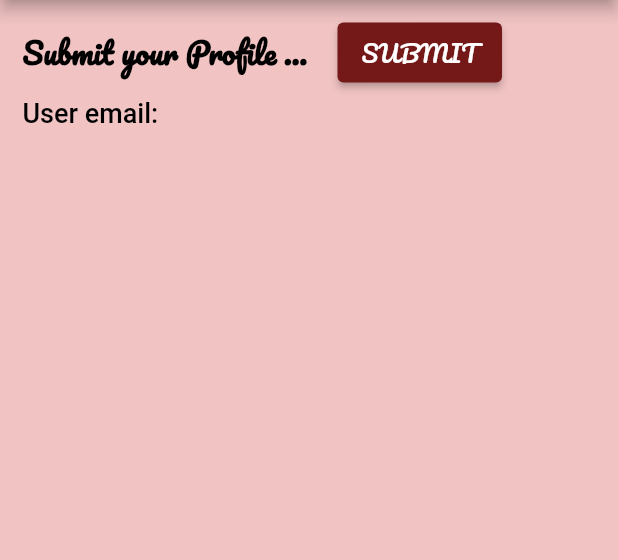
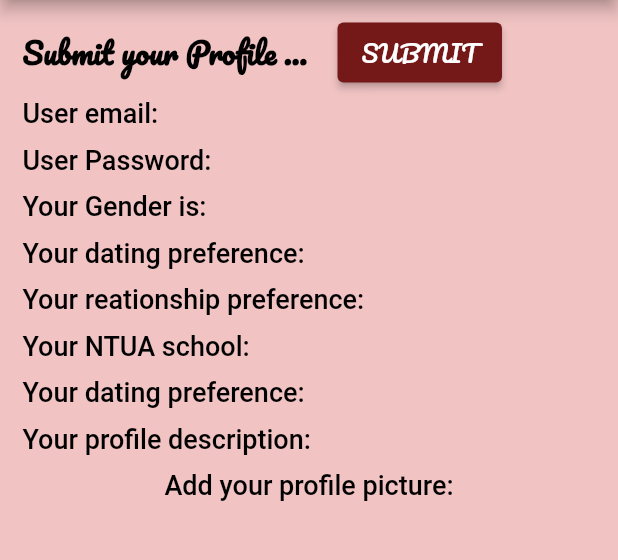
Before and after one commit to FaidraA/EMPer, a Flutter app: the screen it shows after launch, on a phone screen of 412 x 824 dp, the part 84-644 px from its top. Run offline on Flutter 3.47's test engine with Material 2 defaults, Android fonts, the phone set to English and light mode, and no system bars; our stand-ins replace google_fonts.

Commit message:
Update sign_up.dart

```diff
--- a/lib/screens/sign_up.dart
+++ b/lib/screens/sign_up.dart
@@ -74,113 +74,113 @@ class _SignUpState extends State<SignUp> {
                   //Text(),
                 ],
               ),
-              // const SizedBox(
-              //   height: 10,
-              // ),
-              // Row(
-              //   children: <Widget>[
-              //     Text('User Password:',
-              //         style: GoogleFonts.roboto(
-              //           fontWeight: FontWeight.w500,
-              //           fontSize: 18,
-              //           color: Colors.black,
-              //         )),
-              //     //Text(),
-              //   ],
-              // ),
-              // const SizedBox(
-              //   height: 10,
-              // ),
-              // Row(
-              //   children: <Widget>[
-              //     Text('Your Gender is:',
-              //         style: GoogleFonts.roboto(
-              //           fontWeight: FontWeight.w500,
-              //           fontSize: 18,
-              //           color: Colors.black,
-              //         )),
-              //     //Text(),
-              //   ],
-              // ),
-              // const SizedBox(
-              //   height: 10,
-              // ),
-              // Row(
-              //   children: <Widget>[
-              //     Text('Your dating preference:',
-              //         style: GoogleFonts.roboto(
-              //           fontWeight: FontWeight.w500,
-              //           fontSize: 18,
-              //           color: Colors.black,
-              //         )),
-              //     //Text(),
-              //   ],
-              // ),
-              // const SizedBox(
-              //   height: 10,
-              // ),
-              // Row(
-              //   children: <Widget>[
-              //     Text('Your reationship preference:',
-              //         style: GoogleFonts.roboto(
-              //           fontWeight: FontWeight.w500,
-              //           fontSize: 18,
-              //           color: Colors.black,
-              //         )),
-              //     //Text(),
-              //   ],
-              // ),
-              // const SizedBox(
-              //   height: 10,
-              // ),
-              // Row(
-              //   children: <Widget>[
-              //     Text('Your NTUA school:',
-              //         style: GoogleFonts.roboto(
-              //           fontWeight: FontWeight.w500,
-              //           fontSize: 18,
-              //           color: Colors.black,
-              //         )),
-              //     //Text(),
-              //   ],
-              // ),
-              // const SizedBox(
-              //   height: 10,
-              // ),
-              // Row(
-              //   children: <Widget>[
-              //     Text('Your dating preference:',
-              //         style: GoogleFonts.roboto(
-              //           fontWeight: FontWeight.w500,
-              //           fontSize: 18,
-              //           color: Colors.black,
-              //         )),
-              //     //Text(),
-              //   ],
-              // ),
-              // SizedBox(
-              //   height: 10,
-              // ),
-              // Row(
-              //   children: <Widget>[
-              //     Text('Your profile description:',
-              //         style: GoogleFonts.roboto(
-              //           fontWeight: FontWeight.w500,
-              //           fontSize: 18,
-              //           color: Colors.black,
-              //         )),
-              //     //Text(),
-              //   ],
-              // ),
-              // SizedBox(
-              //   height: 10,
-              // ),
-              // Text('Add your profile picture:',
-              //     style: GoogleFonts.roboto(
-              //       fontWeight: FontWeight.w500,
-              //       fontSize: 18,
-              //       color: Colors.black,
-              //     )),
+              const SizedBox(
+                height: 10,
+              ),
+              Row(
+                children: <Widget>[
+                  Text('User Password:',
+                      style: GoogleFonts.roboto(
+                        fontWeight: FontWeight.w500,
+                        fontSize: 18,
+                        color: Colors.black,
+                      )),
+                  //Text(),
+                ],
+              ),
+              const SizedBox(
+                height: 10,
+              ),
+              Row(
+                children: <Widget>[
+                  Text('Your Gender is:',
+                      style: GoogleFonts.roboto(
+                        fontWeight: FontWeight.w500,
+                        fontSize: 18,
+                        color: Colors.black,
+                      )),
+                  //Text(),
+                ],
+              ),
+              const SizedBox(
+                height: 10,
+              ),
+              Row(
+                children: <Widget>[
+                  Text('Your dating preference:',
+                      style: GoogleFonts.roboto(
+                        fontWeight: FontWeight.w500,
+                        fontSize: 18,
+                        color: Colors.black,
+                      )),
+                  //Text(),
+                ],
+              ),
+              const SizedBox(
+                height: 10,
+              ),
+              Row(
+                children: <Widget>[
+                  Text('Your reationship preference:',
+                      style: GoogleFonts.roboto(
+                        fontWeight: FontWeight.w500,
+                        fontSize: 18,
+                        color: Colors.black,
+                      )),
+                  //Text(),
+                ],
+              ),
+              const SizedBox(
+                height: 10,
+              ),
+              Row(
+                children: <Widget>[
+                  Text('Your NTUA school:',
+                      style: GoogleFonts.roboto(
+                        fontWeight: FontWeight.w500,
+                        fontSize: 18,
+                        color: Colors.black,
+                      )),
+                  //Text(),
+                ],
+              ),
+              const SizedBox(
+                height: 10,
+              ),
+              Row(
+                children: <Widget>[
+                  Text('Your dating preference:',
+                      style: GoogleFonts.roboto(
+                        fontWeight: FontWeight.w500,
+                        fontSize: 18,
+                        color: Colors.black,
+                      )),
+                  //Text(),
+                ],
+              ),
+              SizedBox(
+                height: 10,
+              ),
+              Row(
+                children: <Widget>[
+                  Text('Your profile description:',
+                      style: GoogleFonts.roboto(
+                        fontWeight: FontWeight.w500,
+                        fontSize: 18,
+                        color: Colors.black,
+                      )),
+                  //Text(),
+                ],
+              ),
+              SizedBox(
+                height: 10,
+              ),
+              Text('Add your profile picture:',
+                  style: GoogleFonts.roboto(
+                    fontWeight: FontWeight.w500,
+                    fontSize: 18,
+                    color: Colors.black,
+                  )),
             ],
           ),
         ),
```
